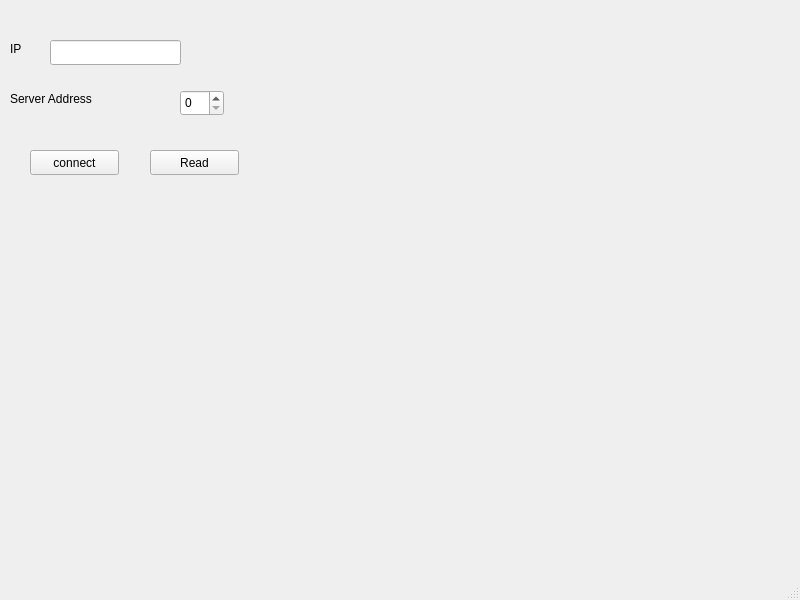
Old version of the form ui/mainwindow.ui in the repository XiaoYangsCode/NetAssist.
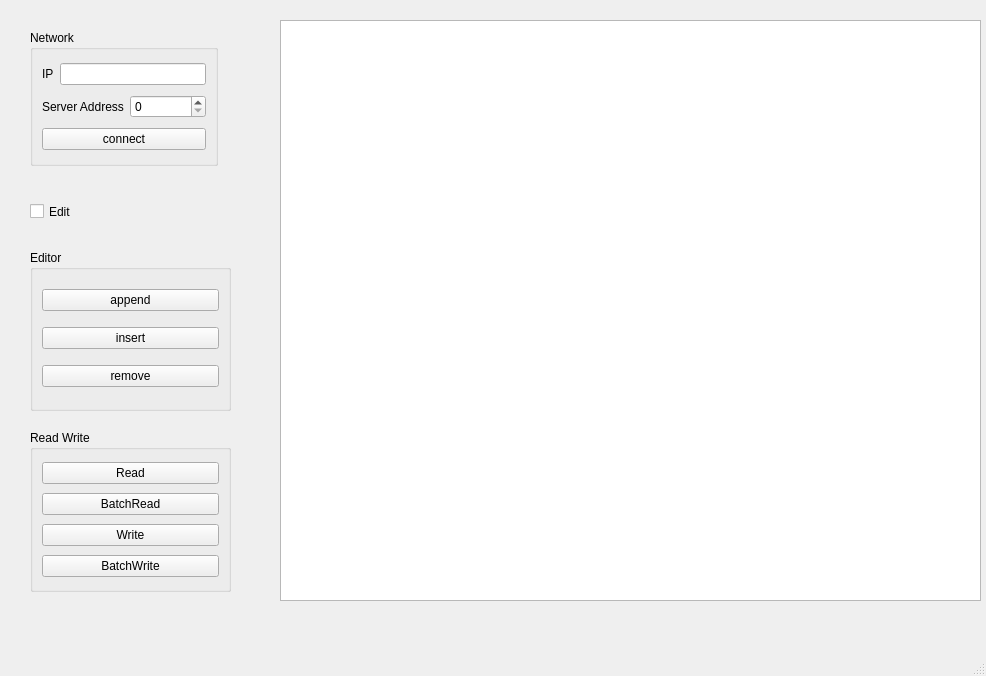
New version of the form.

Commit message: 【新增】tableWidget luoji6

```diff
--- a/ui/mainwindow.ui
+++ b/ui/mainwindow.ui
@@ -6,90 +6,175 @@
    <rect>
     <x>0</x>
     <y>0</y>
-    <width>800</width>
-    <height>600</height>
+    <width>986</width>
+    <height>676</height>
    </rect>
   </property>
   <property name="windowTitle">
    <string>MainWindow</string>
   </property>
   <widget class="QWidget" name="centralwidget">
-   <widget class="QLineEdit" name="ipLineEdit">
+   <widget class="QTableWidget" name="tableWidget">
     <property name="geometry">
      <rect>
-      <x>50</x>
-      <y>40</y>
-      <width>131</width>
-      <height>25</height>
+      <x>280</x>
+      <y>20</y>
+      <width>701</width>
+      <height>581</height>
      </rect>
     </property>
-    <property name="layoutDirection">
-     <enum>Qt::LeftToRight</enum>
-    </property>
-    <property name="alignment">
-     <set>Qt::AlignRight|Qt::AlignTrailing|Qt::AlignVCenter</set>
-    </property>
    </widget>
-   <widget class="QLabel" name="label">
+   <widget class="QGroupBox" name="readWriteGroupBox">
     <property name="geometry">
      <rect>
-      <x>10</x>
-      <y>40</y>
-      <width>51</width>
-      <height>17</height>
+      <x>30</x>
+      <y>430</y>
+      <width>201</width>
+      <height>162</height>
      </rect>
     </property>
-    <property name="text">
-     <string>IP</string>
+    <property name="title">
+     <string>Read Write</string>
     </property>
+    <layout class="QVBoxLayout" name="verticalLayout">
+     <item>
+      <widget class="QPushButton" name="readPushButton">
+       <property name="text">
+        <string>Read</string>
+       </property>
+      </widget>
+     </item>
+     <item>
+      <widget class="QPushButton" name="batchReadPushButton">
+       <property name="text">
+        <string>BatchRead</string>
+       </property>
+      </widget>
+     </item>
+     <item>
+      <widget class="QPushButton" name="writePushButton">
+       <property name="text">
+        <string>Write</string>
+       </property>
+      </widget>
+     </item>
+     <item>
+      <widget class="QPushButton" name="batchWritePushButton">
+       <property name="text">
+        <string>BatchWrite</string>
+       </property>
+      </widget>
+     </item>
+    </layout>
    </widget>
-   <widget class="QLabel" name="label_3">
+   <widget class="QGroupBox" name="editGroupBox">
     <property name="geometry">
      <rect>
-      <x>10</x>
-      <y>90</y>
-      <width>111</width>
-      <height>17</height>
+      <x>30</x>
+      <y>250</y>
+      <width>201</width>
+      <height>161</height>
      </rect>
     </property>
-    <property name="text">
-     <string>Server Address</string>
+    <property name="title">
+     <string>Editor</string>
     </property>
+    <layout class="QVBoxLayout" name="verticalLayout_2">
+     <item>
+      <widget class="QPushButton" name="appendPushButton">
+       <property name="text">
+        <string>append</string>
+       </property>
+      </widget>
+     </item>
+     <item>
+      <widget class="QPushButton" name="insertPushButton">
+       <property name="text">
+        <string>insert</string>
+       </property>
+      </widget>
+     </item>
+     <item>
+      <widget class="QPushButton" name="removePushButton">
+       <property name="text">
+        <string>remove</string>
+       </property>
+      </widget>
+     </item>
+    </layout>
    </widget>
-   <widget class="QSpinBox" name="slaveSpinBox">
+   <widget class="QGroupBox" name="networkGroupBox">
     <property name="geometry">
      <rect>
-      <x>180</x>
-      <y>90</y>
-      <width>44</width>
-      <height>26</height>
-     </rect>
-    </property>
-   </widget>
-   <widget class="QPushButton" name="connectPushButton">
-    <property name="geometry">
-     <rect>
       <x>30</x>
-      <y>150</y>
-      <width>89</width>
-      <height>25</height>
+      <y>30</y>
+      <width>188</width>
+      <height>136</height>
      </rect>
     </property>
-    <property name="text">
-     <string>connect</string>
+    <property name="title">
+     <string>Network</string>
     </property>
+    <layout class="QVBoxLayout" name="verticalLayout_3">
+     <item>
+      <layout class="QHBoxLayout" name="horizontalLayout">
+       <item>
+        <widget class="QLabel" name="label">
+         <property name="text">
+          <string>IP</string>
+         </property>
+        </widget>
+       </item>
+       <item>
+        <widget class="QLineEdit" name="ipLineEdit">
+         <property name="layoutDirection">
+          <enum>Qt::LeftToRight</enum>
+         </property>
+         <property name="alignment">
+          <set>Qt::AlignRight|Qt::AlignTrailing|Qt::AlignVCenter</set>
+         </property>
+        </widget>
+       </item>
+      </layout>
+     </item>
+     <item>
+      <layout class="QHBoxLayout" name="horizontalLayout_2">
+       <item>
+        <widget class="QLabel" name="label_3">
+         <property name="text">
+          <string>Server Address</string>
+         </property>
+        </widget>
+       </item>
+       <item>
+        <widget class="QSpinBox" name="slaveSpinBox">
+         <property name="maximum">
+          <number>10</number>
+         </property>
+        </widget>
+       </item>
+      </layout>
+     </item>
+     <item>
+      <widget class="QPushButton" name="connectPushButton">
+       <property name="text">
+        <string>connect</string>
+       </property>
+      </widget>
+     </item>
+    </layout>
    </widget>
-   <widget class="QPushButton" name="readPushButton">
+   <widget class="QCheckBox" name="editCheckBox">
     <property name="geometry">
      <rect>
-      <x>150</x>
-      <y>150</y>
-      <width>89</width>
-      <height>25</height>
+      <x>30</x>
+      <y>200</y>
+      <width>92</width>
+      <height>23</height>
      </rect>
     </property>
     <property name="text">
-     <string>Read</string>
+     <string>Edit</string>
     </property>
    </widget>
   </widget>
```
Left out of the diff: 2 changed lines with no effect on the pictures. The commit also changes 4 other files.
